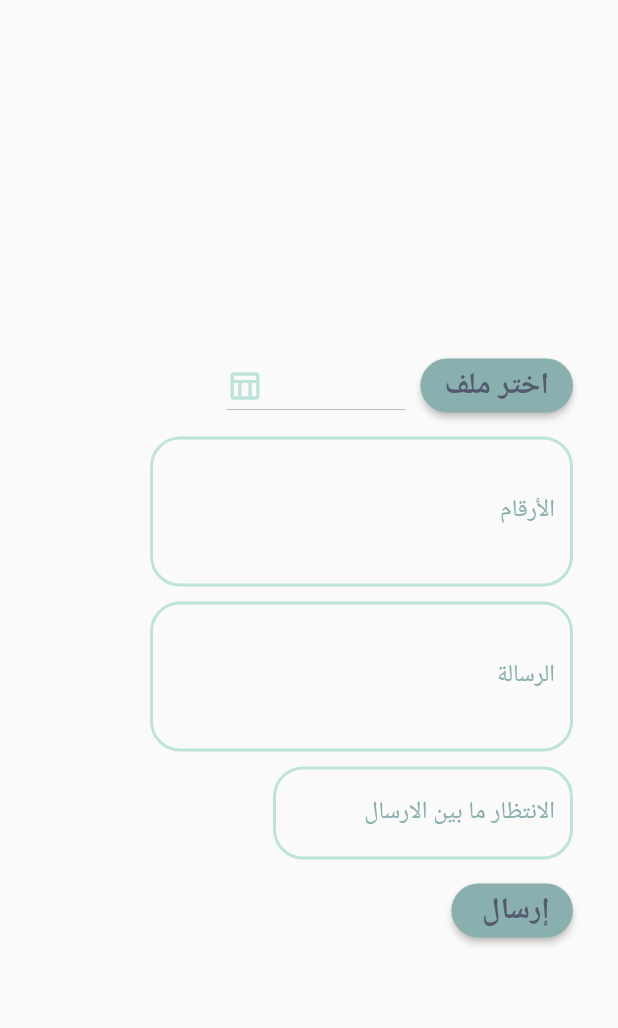
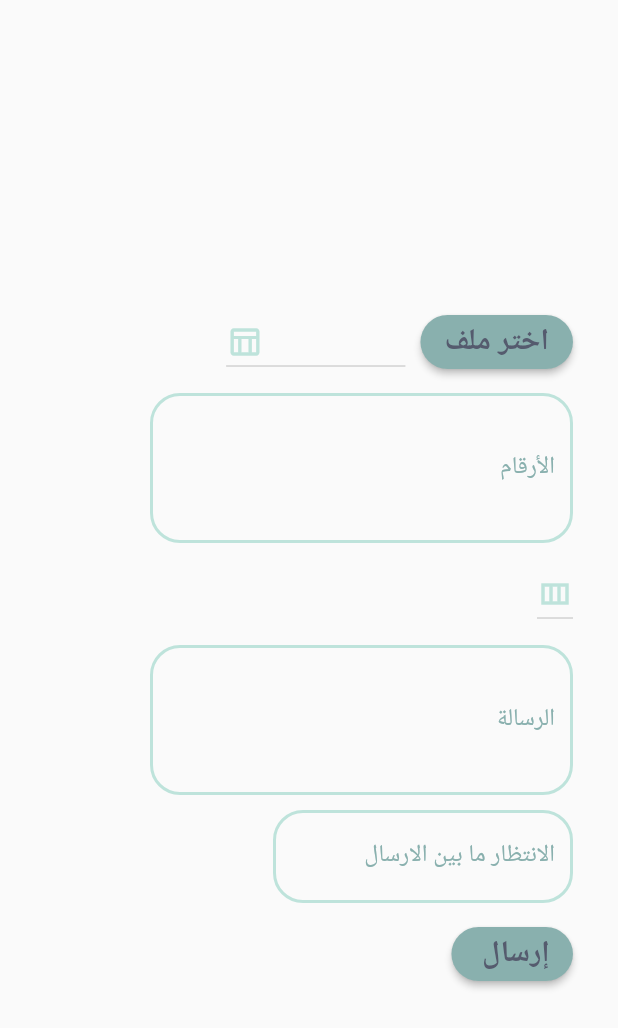
Before and after one commit to d7o-ae/RasilWhatsapp, a Flutter app: the SendFromFile widget shown alone on an empty page, opened directly, on a phone screen of 412 x 824 dp. Shown: the top 1028 px of the screen. Run offline on Flutter 3.47's test engine with Material 2 defaults, Android fonts, the light colour scheme and no system bars; our stand-ins replace file_picker, google_fonts; missing offline and left inert: dart:ffi, excel, win32, window_manager; Roboto replaces fonts that are missing (Tajawal); statements that could not run were skipped.

Commit message:
add functionality of reading excel file, read columns of selected sheet of excel file

```diff
--- a/lib/State/send_from_file_provider.dart
+++ b/lib/State/send_from_file_provider.dart
@@ -1,3 +1,5 @@
+// ignore_for_file: avoid_print
+
 import 'package:excel/excel.dart';
 import 'package:flutter/material.dart';
 import 'package:file_picker/file_picker.dart';
@@ -7,8 +9,10 @@ class SendMessageFromFileProvider extends ChangeNotifier {
   // #### PROPERTIES ####
   String _filePath = '';
   String _pathMessage = '';
+  String _selectedSheet = '';
+  String _selectedColumn = '';
   List<String> _sheetsList = [''];
-  String _selectedSheet = '';
+  List<String> _columnsList = [''];
 
 // #### METHODS #####
   void pickFile() async {
@@ -31,11 +35,16 @@ class SendMessageFromFileProvider extends ChangeNotifier {
   }
 
   void readFile() {
+    // initiate
     var bytes = File(_filePath).readAsBytesSync();
     var excel = Excel.decodeBytes(bytes);
 
+    // clear content of sheets list (if any)
+    _sheetsList = [''];
+    // read and iterate sheets
     for (var table in excel.tables.keys) {
-      _sheetsList.add(table); //add sheets list from file to the dropdown list
+      // read and store sheets names - add sheets list from file to the dropdown list
+      _sheetsList.add(table);
       print('Tahble Name : $table'); //sheet Name
       print('number of columns ${excel.tables[table]?.maxCols}');
       print(' number of rows ${excel.tables[table]?.maxRows}');
@@ -43,11 +52,36 @@ class SendMessageFromFileProvider extends ChangeNotifier {
         print("$row");
       }
     }
+
     print(_sheetsList);
+  }
+
+  void readColumns(String sheetFileName) {
+    // initiate
+    var bytes = File(_filePath).readAsBytesSync();
+    var excel = Excel.decodeBytes(bytes);
+
+    //clean current list of columns (if any)
+    _columnsList = [''];
+    // number of coulmns in the selected sheet
+    int columnsCount = excel[sheetFileName].maxCols;
+    print("the number of clumns are: $columnsCount");
+
+    // get columns names (values of first row)
+    for (int i = 0; i < columnsCount; i++) {
+      _columnsList.add(excel[sheetFileName]
+          .cell(CellIndex.indexByColumnRow(columnIndex: i, rowIndex: 0))
+          .value);
+    }
   }
 
   void selectSheet(String newValue) {
     _selectedSheet = newValue;
+    notifyListeners();
+  }
+
+  void selectColumn(String newValue) {
+    _selectedColumn = newValue;
     notifyListeners();
   }
 
@@ -57,10 +91,11 @@ class SendMessageFromFileProvider extends ChangeNotifier {
   }
 
   get getFilePathMessage {
-    notifyListeners();
     return _pathMessage;
   }
 
-  String get selected => _selectedSheet;
+  String get selectedSheet => _selectedSheet;
+  String get selectedColumn => _selectedColumn;
   List<String> get sheetsList => _sheetsList;
+  List<String> get columnsList => _columnsList;
 }
--- a/lib/screens/send_from_file.dart
+++ b/lib/screens/send_from_file.dart
@@ -16,7 +16,7 @@ class SendFromFile extends StatelessWidget {
   final _intervalFieldController = TextEditingController();
   late FocusNode myFocusNode;
   late FilePickerResult result;
-  String dropdownValue = '';
+  String sheetsDropdownValue = '', columnsDropdownValue = '';
 
   @override
   Widget build(BuildContext context) {
@@ -66,12 +66,16 @@ class SendFromFile extends StatelessWidget {
                       Icons.table_chart_outlined,
                       color: cons.kLightGreen,
                     ),
-                    value: dropdownValue,
+                    value: sheetsDropdownValue,
                     borderRadius: BorderRadius.all(
                         const Radius.circular(cons.borderRadius)),
                     onChanged: (String? newValue) {
+                      // call select method from provider
                       provider.selectSheet(newValue.toString());
-                      dropdownValue = provider.selected;
+                      // update current value of dropdown
+                      sheetsDropdownValue = provider.selectedSheet;
+                      // read columns of current selected sheet
+                      provider.readColumns(sheetsDropdownValue);
                     },
                     items: provider.sheetsList
                         .map<DropdownMenuItem<String>>((String value) {
@@ -85,7 +89,7 @@ class SendFromFile extends StatelessWidget {
                     width: cons.elementsGap,
                   ),
                   Text(
-                    "${provider.getFilePathMessage}",
+                    provider.getFilePathMessage,
                     style: cons.kStyleBody,
                   )
                 ],
@@ -121,6 +125,29 @@ class SendFromFile extends StatelessWidget {
                     (cons.mobileNumbersRE),
                   ),
                 ],
+              ),
+              const SizedBox(
+                height: cons.elementsGap,
+              ),
+              DropdownButton<String>(
+                icon: const Icon(
+                  Icons.view_column_outlined,
+                  color: cons.kLightGreen,
+                ),
+                value: columnsDropdownValue,
+                borderRadius:
+                    BorderRadius.all(const Radius.circular(cons.borderRadius)),
+                onChanged: (String? newValue) {
+                  provider.selectColumn(newValue.toString());
+                  columnsDropdownValue = provider.selectedColumn;
+                },
+                items: provider.columnsList
+                    .map<DropdownMenuItem<String>>((String value) {
+                  return DropdownMenuItem<String>(
+                    value: value,
+                    child: Text(value),
+                  );
+                }).toList(),
               ),
               const SizedBox(
                 height: cons.elementsGap,
```
